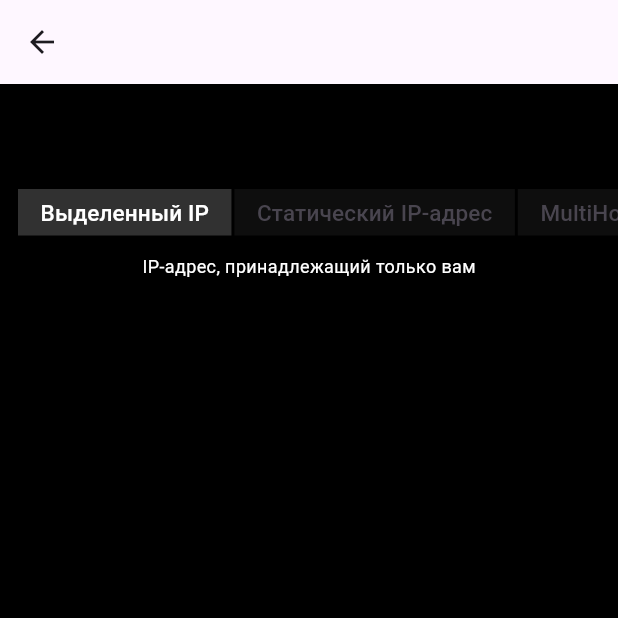
After one commit to Chewbacca-14/vpn_new_ui, a Flutter app: the screen it shows after launch, after a tap on "Табы", on a phone screen of 412 x 824 dp, the top half of it. The commit adds this screen. Run offline on Flutter 3.47's test engine with Material 3 defaults, Android fonts, the phone set to English and light mode, and no system bars; our stand-ins replace flutter_svg.

Commit message:
added new widgets

```diff
--- /dev/null
+++ b/lib/countries_list/countries_list_tab_bar.dart
@@ -0,0 +1,171 @@
+import 'package:flutter/material.dart';
+
+class CountryListTabBar extends StatefulWidget {
+  final TabController tabController;
+  final Widget dedicatedIpCountryList;
+  final Widget staticIpCountryList;
+  final Widget multihopContryList;
+  final Widget dynamicIpContryList;
+  const CountryListTabBar({
+    super.key,
+    required this.tabController,
+    required this.dedicatedIpCountryList,
+    required this.dynamicIpContryList,
+    required this.multihopContryList,
+    required this.staticIpCountryList,
+  });
+
+  @override
+  State<CountryListTabBar> createState() => _CountryListTabBarState();
+}
+
+class _CountryListTabBarState extends State<CountryListTabBar>
+    with SingleTickerProviderStateMixin {
+  @override
+  Widget build(BuildContext context) {
+    return Column(
+      children: [
+        TabBar(
+          tabAlignment: TabAlignment.start,
+          padding: const EdgeInsets.only(right: 11, left: 11),
+          labelPadding: const EdgeInsets.symmetric(horizontal: 1),
+          onTap: (value) {
+            widget.tabController.animateTo(value);
+            setState(() {});
+          },
+          isScrollable: true,
+          dividerColor: Colors.transparent,
+          indicatorColor: Colors.transparent,
+          labelColor: Colors.white,
+          controller: widget.tabController,
+          tabs: [
+            Container(
+              height: 31,
+              color: widget.tabController.index == 0
+                  ? const Color.fromARGB(255, 49, 49, 49)
+                  : const Color.fromARGB(255, 14, 14, 14),
+              child: const Padding(
+                padding: EdgeInsets.symmetric(horizontal: 15, vertical: 5),
+                child: Center(
+                  child: Text(
+                    'Выделенный IP',
+                    style: TextStyle(fontSize: 15),
+                  ),
+                ),
+              ),
+            ),
+            Container(
+              height: 31,
+              color: widget.tabController.index == 1
+                  ? const Color.fromARGB(255, 49, 49, 49)
+                  : const Color.fromARGB(255, 14, 14, 14),
+              child: const Padding(
+                padding: EdgeInsets.symmetric(horizontal: 15, vertical: 5),
+                child: Center(
+                  child: Text(
+                    'Статический IP-адрес',
+                    style: TextStyle(fontSize: 15),
+                  ),
+                ),
+              ),
+            ),
+            Container(
+              height: 31,
+              color: widget.tabController.index == 2
+                  ? const Color.fromARGB(255, 49, 49, 49)
+                  : const Color.fromARGB(255, 14, 14, 14),
+              child: const Padding(
+                padding: EdgeInsets.symmetric(horizontal: 15, vertical: 5),
+                child: Center(
+                  child: Text(
+                    'MultiHop',
+                    style: TextStyle(fontSize: 15),
+                  ),
+                ),
+              ),
+            ),
+            Container(
+              height: 31,
+              color: widget.tabController.index == 3
+                  ? const Color.fromARGB(255, 49, 49, 49)
+                  : const Color.fromARGB(255, 14, 14, 14),
+              child: const Padding(
+                padding: EdgeInsets.symmetric(horizontal: 15, vertical: 5),
+                child: Center(
+                  child: Text(
+                    'Динамический IP-адрес',
+                    style: TextStyle(fontSize: 15),
+                  ),
+                ),
+              ),
+            ),
+          ],
+        ),
+        Expanded(
+          child: TabBarView(
+            controller: widget.tabController,
+            children: [
+              Column(
+                children: [
+                  const SizedBox(height: 10),
+                  const Text(
+                    'IP-адрес, принадлежащий только вам',
+                    style: TextStyle(
+                      fontSize: 12,
+                      color: Colors.white,
+                    ),
+                  ),
+                  const SizedBox(height: 5),
+                  widget.dedicatedIpCountryList,
+                ],
+              ),
+              Column(
+                children: [
+                  const SizedBox(height: 10),
+                  const Text(
+                    'IP-адрес сохраняется в рамках одной сессии',
+                    style: TextStyle(
+                      fontSize: 12,
+                      color: Colors.white,
+                    ),
+                  ),
+                  const SizedBox(height: 5),
+                  widget.staticIpCountryList,
+                ],
+              ),
+              Column(
+                children: [
+                  const SizedBox(height: 10),
+                  const Text(
+                    'Усиленная защита за счет двойной смены IP-адреса',
+                    style: TextStyle(
+                      fontSize: 12,
+                      color: Colors.white,
+                    ),
+                  ),
+                  const SizedBox(height: 5),
+                  widget.multihopContryList,
+                ],
+              ),
+              Column(
+                children: [
+                  const SizedBox(height: 10),
+                  const Text(
+                    'Устройство будет периодически менять IP\nв зависимости от состояния сети',
+                    textAlign: TextAlign.center,
+                    style: TextStyle(
+                      fontSize: 12,
+                      color: Colors.white,
+                    ),
+                  ),
+                  const SizedBox(height: 5),
+                  widget.dynamicIpContryList,
+                ],
+              ),
+            ],
+          ),
+        ),
+      ],
+    );
+  }
+}
--- a/lib/main.dart
+++ b/lib/main.dart
@@ -1,5 +1,9 @@
 import 'package:flutter/material.dart';
+
+import 'package:vpn_new_ui/countries_list/countries_list_tab_bar.dart';
+import 'package:vpn_new_ui/onboarding/onboarding_page.dart';
 import 'package:vpn_new_ui/subscription_notification/subscription_notification.dart';
+import 'package:vpn_new_ui/user_profile/user_profile_page.dart';
 
 void main() {
   runApp(const MainApp());
@@ -10,8 +14,95 @@ class MainApp extends StatelessWidget {
 
   @override
   Widget build(BuildContext context) {
-    return const MaterialApp(
-      home: HomePage(),
+    return const MaterialApp(home: StartNavigationPage());
+  }
+}
+
+class StartNavigationPage extends StatelessWidget {
+  const StartNavigationPage({super.key});
+
+  @override
+  Widget build(BuildContext context) {
+    return Scaffold(
+      backgroundColor: Colors.black,
+      body: Center(
+          child: Column(
+        mainAxisAlignment: MainAxisAlignment.center,
+        children: [
+          GestureDetector(
+            onTap: () {
+              Navigator.push(context,
+                  MaterialPageRoute(builder: (context) => const HomePage()));
+            },
+            child: const Text(
+              'Баннер',
+              style: TextStyle(
+                color: Colors.white,
+                fontWeight: FontWeight.bold,
+                fontSize: 20,
+              ),
+            ),
+          ),
+          GestureDetector(
+            onTap: () {
+              Navigator.push(
+                  context,
+                  MaterialPageRoute(
+                      builder: (context) => const CountryListTabBarTest()));
+            },
+            child: const Text(
+              'Табы',
+              style: TextStyle(
+                color: Colors.white,
+                fontWeight: FontWeight.bold,
+                fontSize: 20,
+              ),
+            ),
+          ),
+          GestureDetector(
+            onTap: () {
+              Navigator.push(
+                context,
+                MaterialPageRoute(
+                  builder: (context) =>
+                      OnBoardingPage(onBuy: () {}, onSkip: () {}),
+                ),
+              );
+            },
+            child: const Text(
+              'Онбординг',
+              style: TextStyle(
+                color: Colors.white,
+                fontWeight: FontWeight.bold,
+                fontSize: 20,
+              ),
+            ),
+          ),
+          GestureDetector(
+            onTap: () {
+              Navigator.push(
+                context,
+                MaterialPageRoute(
+                  builder: (context) => UserProfilePage(
+                    email: 'email@mail.com',
+                    validUntil: 'до 31.08.2023',
+                    subscriptionType: 'Premium + Выделенный IP',
+                    onIconTap: () {},
+                  ),
+                ),
+              );
+            },
+            child: const Text(
+              'Профиль',
+              style: TextStyle(
+                color: Colors.white,
+                fontWeight: FontWeight.bold,
+                fontSize: 20,
+              ),
+            ),
+          )
+        ],
+      )),
     );
   }
 }
@@ -55,6 +146,13 @@ class _HomePageState extends State<HomePage>
   Widget build(BuildContext context) {
     return Scaffold(
       backgroundColor: Colors.black,
+      appBar: AppBar(
+        leading: BackButton(
+          onPressed: () {
+            Navigator.pop(context);
+          },
+        ),
+      ),
       body: Column(
         children: [
           const SizedBox(height: 200),
@@ -85,3 +183,45 @@ class _HomePageState extends State<HomePage>
     );
   }
 }
+
+class CountryListTabBarTest extends StatefulWidget {
+  const CountryListTabBarTest({super.key});
+
+  @override
+  State<CountryListTabBarTest> createState() => _CountryListTabBarTestState();
+}
+
+class _CountryListTabBarTestState extends State<CountryListTabBarTest>
+    with SingleTickerProviderStateMixin {
+  TabController? _tabController;
+
+  @override
+  void initState() {
+    super.initState();
+    _tabController = TabController(length: 4, vsync: this);
+  }
+
+  @override
+  Widget build(BuildContext context) {
+    return Scaffold(
+      appBar: AppBar(
+        leading: BackButton(
+          onPressed: () {
+            Navigator.pop(context);
+          },
+        ),
+      ),
+      backgroundColor: Colors.black,
+      body: Padding(
+        padding: const EdgeInsets.only(top: 70),
+        child: CountryListTabBar(
+          tabController: _tabController!,
+          dedicatedIpCountryList: const SizedBox(),
+          dynamicIpContryList: const SizedBox(),
+          multihopContryList: const SizedBox(),
+          staticIpCountryList: const SizedBox(),
+        ),
+      ),
+    );
+  }
+}
```
Also changed, not shown: lib/onboarding/onboarding_page.dart (added, +174 -0 lines), lib/user_profile/user_profile_page.dart (added, +107 -0 lines), pubspec.yaml (+5 -2 lines), assets/icon1.svg (added), assets/icon2.svg (added), assets/icon3.svg (added), pubspec.lock.
